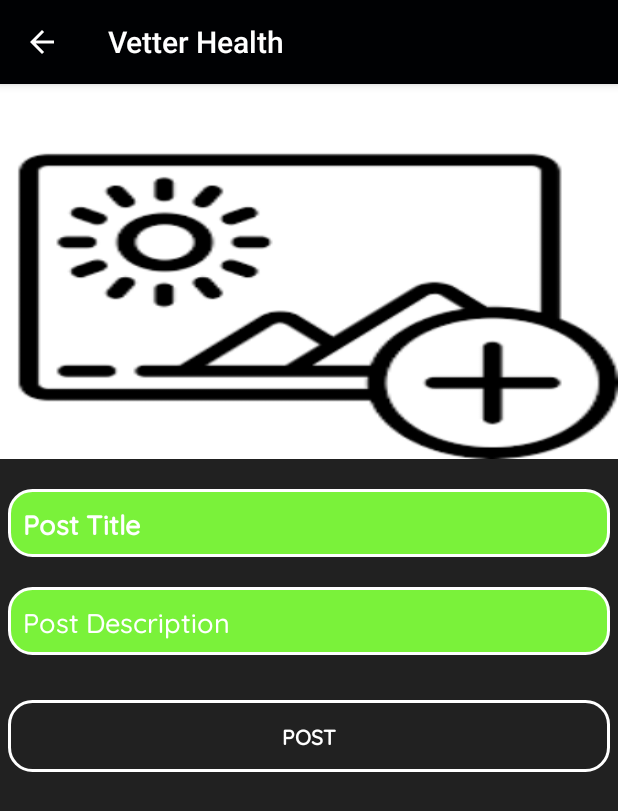
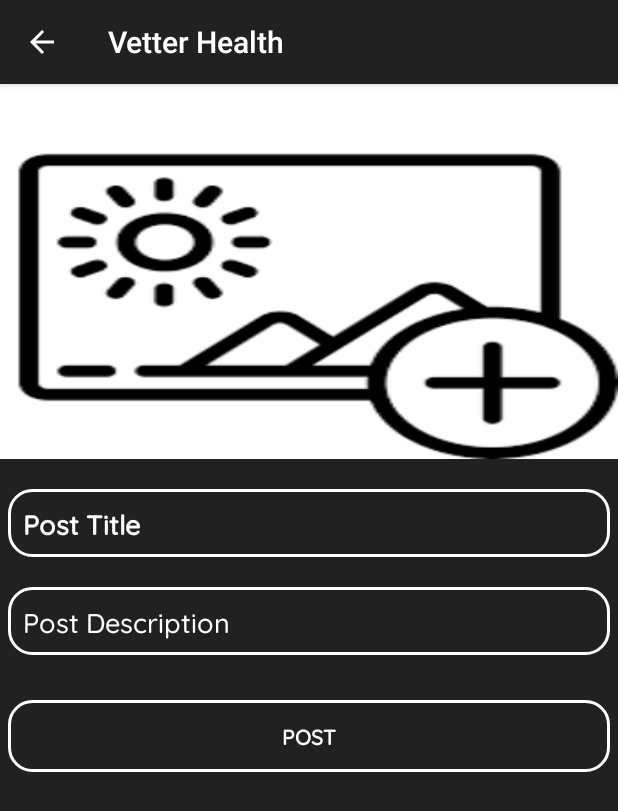
Before and after one commit to TheGreatJayGatsby/android-vetterhealth, an Android app: the PostActivity screen opened directly, with no data from a screen before it, on a phone screen of 412 x 824 dp. Shown: the top 811 px of the screen. Run offline under Robolectric (Android 15) with nearby library versions, the phone set to English and light mode, and no system bars; our stand-ins replace Firebase (no records; nobody signed in at launch, a user with empty details on screens opened directly); pictures from the network do not load.

```diff
--- a/app/src/main/res/drawable/back_fab.xml
+++ b/app/src/main/res/drawable/back_fab.xml
@@ -1,6 +1,6 @@
 <shape xmlns:android="http://schemas.android.com/apk/res/android"
     android:shape="oval">
 
-    <solid android:color="@color/colorPrimary" />
+    <solid android:color="#fff" />
 
 </shape>
--- a/app/src/main/res/drawable/edit_text_styles.xml
+++ b/app/src/main/res/drawable/edit_text_styles.xml
@@ -5,7 +5,6 @@
     <stroke android:color="#fff"
         android:width="2dp"/>
     <corners android:radius="15dp"/>
-    <solid android:color="#7af23a" />
 
 
 
--- a/app/src/main/res/drawable/right_background.xml
+++ b/app/src/main/res/drawable/right_background.xml
@@ -2,6 +2,6 @@
 <shape android:shape="rectangle"
     xmlns:android="http://schemas.android.com/apk/res/android">
 
-    <solid android:color="@color/colorPrimary"/>
+    <solid android:color="#91CE4A"/>
     <corners android:radius="25dp"/>
 </shape>
--- a/app/src/main/res/layout/chatbot_activity_main.xml
+++ b/app/src/main/res/layout/chatbot_activity_main.xml
@@ -18,7 +18,9 @@
         app:layout_constraintTop_toTopOf="parent" />
 
 
-    <include layout="@layout/chatbot_content_main" />
+    <include
+        layout="@layout/chatbot_content_main"
+        android:background="#212121" />
 
 
 </androidx.constraintlayout.widget.ConstraintLayout >
--- a/app/src/main/res/layout/chatbot_content_main.xml
+++ b/app/src/main/res/layout/chatbot_content_main.xml
@@ -15,7 +15,7 @@
         android:paddingTop="10dp"
         android:paddingBottom="50dp"
         android:clipToPadding="false"
-        android:background="#f4f6f7"
+        android:background="#212121"
         />
 
 
@@ -65,7 +65,7 @@
                 android:layout_height="25dp"
                 android:layout_centerInParent="true"
                 android:src="@drawable/ic_mic_white_24dp"
-                android:tint="#fff"/>
+                android:tint="#212121"/>
         </RelativeLayout>
 
     </RelativeLayout>
--- a/app/src/main/res/values/colors.xml
+++ b/app/src/main/res/values/colors.xml
@@ -1,6 +1,6 @@
 <?xml version="1.0" encoding="utf-8"?>
 <resources>
-    <color name="colorPrimary">#000103</color>
+    <color name="colorPrimary">#212121</color>
     <color name="colorPrimaryDark">#24283e</color>
     <color name="colorAccent">#FF4081</color>
 </resources>
```
